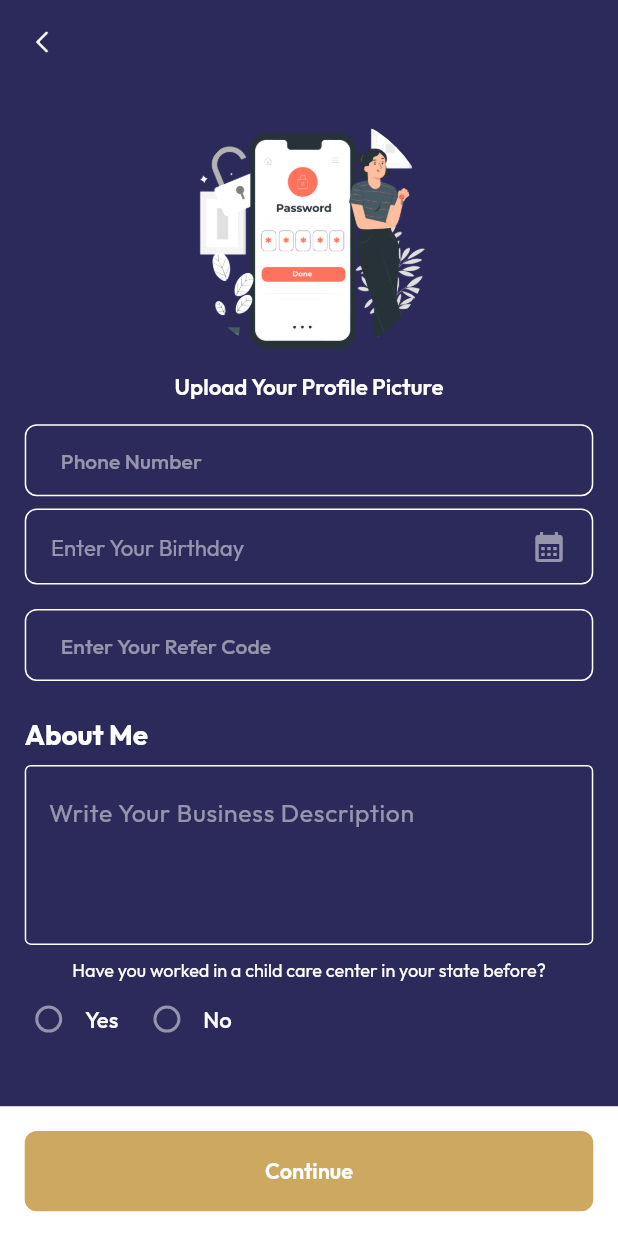
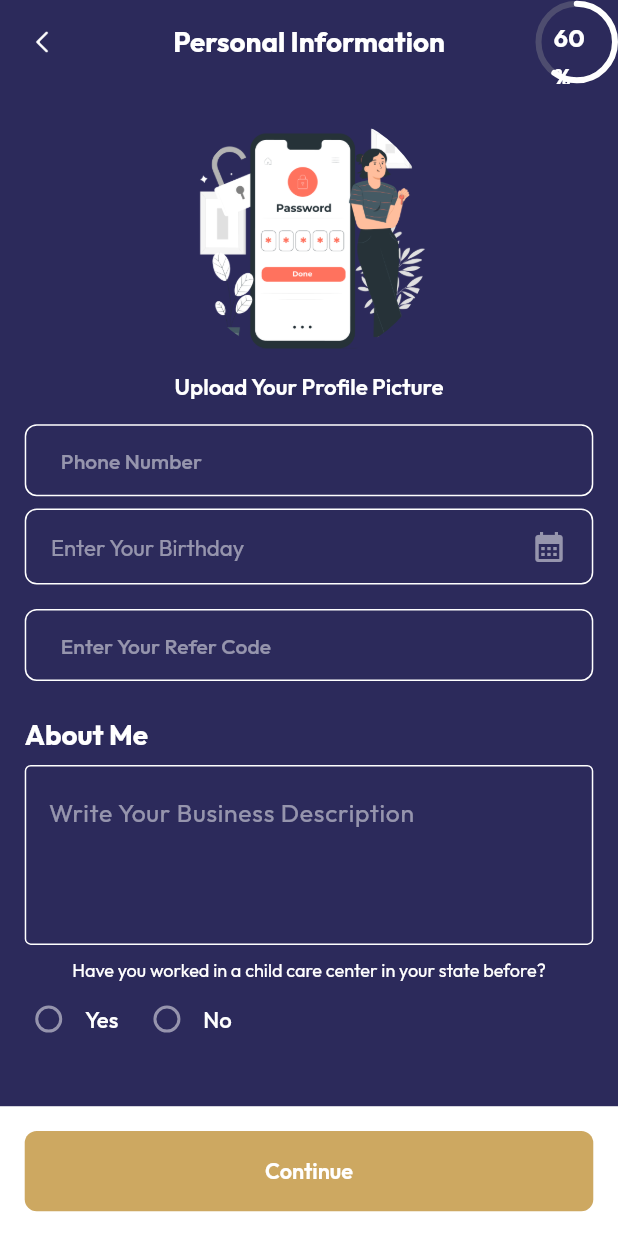
Before and after one commit to Irfanhossain909/tinnierenee12, a Flutter app: the screen it shows after launch, on a phone screen of 412 x 824 dp. Run offline on Flutter 3.47's test engine with Material 3 defaults, Android fonts, the phone set to English and light mode, and no system bars; our stand-ins replace cached_network_image, device_preview, flutter_cache_manager, flutter_otp_text_field, get, pin_code_fields and 1 more.

Commit message:
Enhance CustomAppBarAuth by adding a title parameter and a progress indicator. Update PersonalInfoScreen to display the title "Personal Information" in the app bar.

```diff
--- a/lib/screen/auth/personal_info_screen/personal_info_screen.dart
+++ b/lib/screen/auth/personal_info_screen/personal_info_screen.dart
@@ -20,7 +20,7 @@ class PersonalInfoScreen extends StatelessWidget {
     return GetBuilder<PersonalInfoController>(
       builder: (controller) => Scaffold(
         resizeToAvoidBottomInset: false,
-        appBar: CustomAppBarAuth(),
+        appBar: CustomAppBarAuth(title: "Personal Information"),
         body: Padding(
           padding: EdgeInsets.all(AppSize.width(value: 16)),
           child: SingleChildScrollView(
--- /dev/null
+++ b/lib/widget/app_progress_bar.dart
@@ -0,0 +1,246 @@
+import 'package:flutter/material.dart';
+import 'package:tinnierenee12/utils/app_size.dart';
+
+class ProgressiveBorderContainer extends StatefulWidget {
+  final double progress; // 0 to 100 percentage
+  final Widget? child;
+  final double width;
+  final double height;
+  final double borderRadius;
+  final Color progressColor;
+  final Color backgroundColor;
+  final double borderWidth;
+  final Duration animationDuration;
+
+  const ProgressiveBorderContainer({
+    Key? key,
+    required this.progress,
+    this.child,
+    this.width = 200,
+    this.height = 100,
+    this.borderRadius = 50.0,
+    this.progressColor = Colors.white,
+    this.backgroundColor = Colors.grey,
+    this.borderWidth = 4.0,
+    this.animationDuration = const Duration(milliseconds: 1000),
+  }) : super(key: key);
+
+  @override
+  State<ProgressiveBorderContainer> createState() =>
+      _ProgressiveBorderContainerState();
+}
+
+class _ProgressiveBorderContainerState extends State<ProgressiveBorderContainer>
+    with SingleTickerProviderStateMixin {
+  late AnimationController _animationController;
+  late Animation<double> _animation;
+
+  @override
+  void initState() {
+    super.initState();
+    _animationController = AnimationController(
+      duration: widget.animationDuration,
+      vsync: this,
+    );
+
+    _animation = Tween<double>(begin: 0, end: widget.progress / 100).animate(
+      CurvedAnimation(parent: _animationController, curve: Curves.easeInOut),
+    );
+
+    _animationController.forward();
+  }
+
+  @override
+  void didUpdateWidget(ProgressiveBorderContainer oldWidget) {
+    super.didUpdateWidget(oldWidget);
+    if (oldWidget.progress != widget.progress) {
+      _animation =
+          Tween<double>(
+            begin: _animation.value,
+            end: widget.progress / 100,
+          ).animate(
+            CurvedAnimation(
+              parent: _animationController,
+              curve: Curves.easeInOut,
+            ),
+          );
+      _animationController.forward(from: 0);
+    }
+  }
+
+  @override
+  void dispose() {
+    _animationController.dispose();
+    super.dispose();
+  }
+
+  @override
+  Widget build(BuildContext context) {
+    return AnimatedBuilder(
+      animation: _animation,
+      builder: (context, child) {
+        return CustomPaint(
+          painter: ProgressiveBorderPainter(
+            progress: _animation.value,
+            progressColor: widget.progressColor,
+            backgroundColor: widget.backgroundColor,
+            borderWidth: widget.borderWidth,
+            borderRadius: widget.borderRadius,
+          ),
+          child: Container(
+            width: widget.width,
+            height: widget.height,
+            padding: EdgeInsets.all(widget.borderWidth + 8),
+            child: Center(
+              child: Column(
+                mainAxisAlignment: MainAxisAlignment.center,
+                children: [
+                  if (widget.child != null) widget.child!,
+                  Text(
+                    '${(widget.progress).toStringAsFixed(0)}%',
+                    style: TextStyle(
+                      fontSize: AppSize.width(value: 16),
+                      fontWeight: FontWeight.bold,
+                      color: widget.progressColor,
+                    ),
+                  ),
+                ],
+              ),
+            ),
+          ),
+        );
+      },
+    );
+  }
+}
+
+class ProgressiveBorderPainter extends CustomPainter {
+  final double progress;
+  final Color progressColor;
+  final Color backgroundColor;
+  final double borderWidth;
+  final double borderRadius;
+
+  ProgressiveBorderPainter({
+    required this.progress,
+    required this.progressColor,
+    required this.backgroundColor,
+    required this.borderWidth,
+    required this.borderRadius,
+  });
+
+  @override
+  void paint(Canvas canvas, Size size) {
+    final rect = Rect.fromLTWH(
+      borderWidth / 2,
+      borderWidth / 2,
+      size.width - borderWidth,
+      size.height - borderWidth,
+    );
+    final borderRect = RRect.fromRectAndRadius(
+      rect,
+      Radius.circular(borderRadius),
+    );
+
+    // Background border
+    final backgroundPaint = Paint()
+      ..color = backgroundColor.withOpacity(0.3)
+      ..style = PaintingStyle.stroke
+      ..strokeWidth = borderWidth;
+
+    canvas.drawRRect(borderRect, backgroundPaint);
+
+    // Progressive border using arc
+    final progressPaint = Paint()
+      ..color = progressColor
+      ..style = PaintingStyle.stroke
+      ..strokeWidth = borderWidth
+      ..strokeCap = StrokeCap.round;
+
+    // Calculate the sweep angle based on progress (0 to 2π)
+    final sweepAngle = 2 * 3.14159 * progress;
+
+    // Draw the progressive arc starting from top (-π/2)
+    canvas.drawArc(
+      rect,
+      -3.14159 / 2, // Start from top
+      sweepAngle, // Sweep angle based on progress
+      false, // Don't use center
+      progressPaint,
+    );
+  }
+
+  @override
+  bool shouldRepaint(covariant CustomPainter oldDelegate) {
+    return true;
+  }
+}
+
+// Usage Example
+class ExampleUsage extends StatefulWidget {
+  @override
+  _ExampleUsageState createState() => _ExampleUsageState();
+}
+
+class _ExampleUsageState extends State<ExampleUsage> {
+  double progress = 40;
+
+  @override
+  Widget build(BuildContext context) {
+    return Scaffold(
+      appBar: AppBar(title: Text('Progressive Border Container')),
+      body: Center(
+        child: Column(
+          mainAxisAlignment: MainAxisAlignment.center,
+          children: [
+            ProgressiveBorderContainer(
+              progress: progress,
+              width: 150, // Chhoto size
+              height: 150, // Square shape
+              borderRadius: 75, // Perfectly rounded
+              progressColor: Colors.white,
+              backgroundColor: Colors.grey,
+              borderWidth: 8,
+              child: Icon(Icons.download, color: Colors.white, size: 30),
+            ),
+            SizedBox(height: 50),
+            Slider(
+              value: progress,
+              min: 0,
+              max: 100,
+              divisions: 100,
+              label: '${progress.round()}%',
+              onChanged: (value) {
+                setState(() {
+                  progress = value;
+                });
+              },
+            ),
+            SizedBox(height: 20),
+            Row(
+              mainAxisAlignment: MainAxisAlignment.spaceEvenly,
+              children: [
+                ElevatedButton(
+                  onPressed: () => setState(() => progress = 25),
+                  child: Text('25%'),
+                ),
+                ElevatedButton(
+                  onPressed: () => setState(() => progress = 50),
+                  child: Text('50%'),
+                ),
+                ElevatedButton(
+                  onPressed: () => setState(() => progress = 75),
+                  child: Text('75%'),
+                ),
+                ElevatedButton(
+                  onPressed: () => setState(() => progress = 100),
+                  child: Text('100%'),
+                ),
+              ],
+            ),
+          ],
+        ),
+      ),
+    );
+  }
+}
--- a/lib/widget/appbar/custom_app_bar_auth.dart
+++ b/lib/widget/appbar/custom_app_bar_auth.dart
@@ -1,17 +1,34 @@
 import 'package:flutter/material.dart';
 import 'package:get/get.dart';
-import 'package:get/get_core/src/get_main.dart';
 import 'package:tinnierenee12/const/app_color.dart';
 import 'package:tinnierenee12/const/assets_icons_path.dart';
 import 'package:tinnierenee12/utils/app_size.dart';
 import 'package:tinnierenee12/widget/app_image/app_image.dart';
+import 'package:tinnierenee12/widget/app_progress_bar.dart';
+import 'package:tinnierenee12/widget/app_text/app_text.dart';
 
 class CustomAppBarAuth extends StatelessWidget implements PreferredSizeWidget {
-  const CustomAppBarAuth({super.key});
+  final String? title;
+  const CustomAppBarAuth({super.key, this.title});
 
   @override
   Widget build(BuildContext context) {
     return AppBar(
+      actions: [
+        ProgressiveBorderContainer(
+          progress: 60,
+          width: 55,
+          height: 55,
+          borderRadius: 50, // Perfectly round
+        ),
+      ],
+      centerTitle: true,
+      title: AppText(
+        data: title ?? "",
+        fontSize: AppSize.width(value: 17),
+        color: AppColor.white,
+        fontWeight: FontWeight.w700,
+      ),
       leading: Padding(
         padding: const EdgeInsets.all(18),
         child: InkWell(
```
